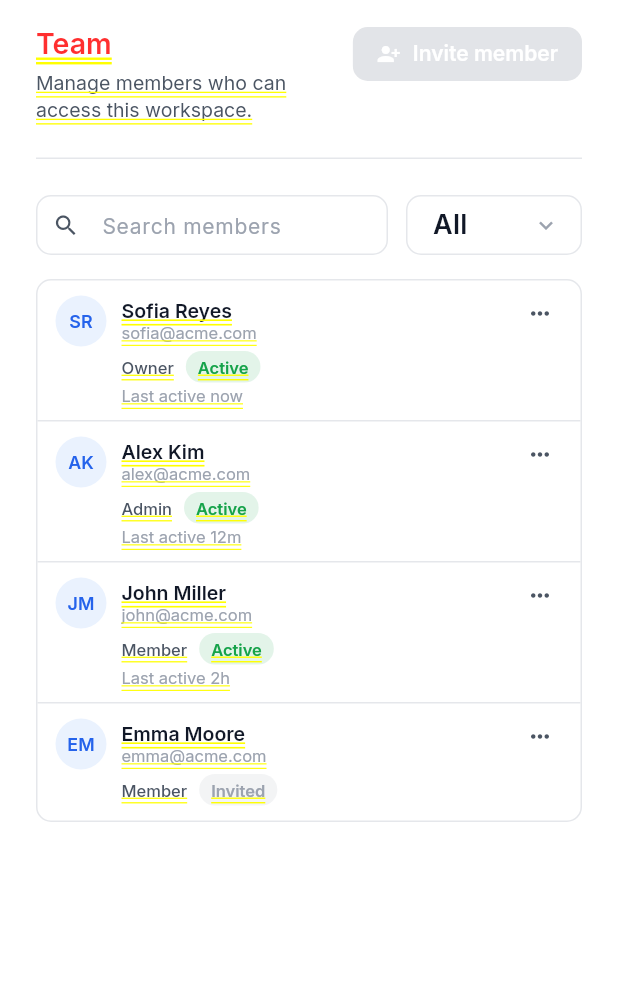
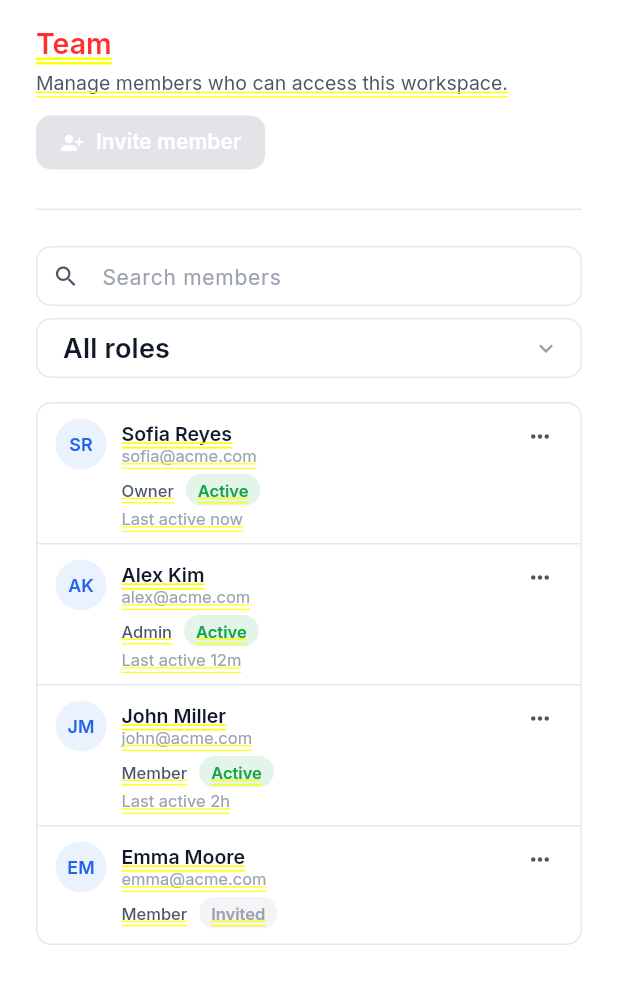
Before and after one commit to SualpSametKaya17/socibot, a Flutter app: the TeamSettingsPage screen opened directly, on a phone screen of 412 x 824 dp. Shown: the top 984 px of the screen. Run offline on Flutter 3.47's test engine with Material 3 defaults, Android fonts, the phone set to English and light mode, and no system bars; our stand-ins replace cached_network_image, emoji_picker_flutter, file_picker, flutter_riverpod, freezed_annotation, gap and 5 more; accounts and stored records are empty; statements that could not run were skipped.

Commit message:
Fix mobile-cramped Settings header and Team filter row
SettingsPageHeader packed the title/description column and any
trailing action (e.g. Team's "Invite member" button) into one Row
unconditionally, squeezing the text into a sliver on narrow phones.
It now stacks title above trailing below ~480px.

Team's search field + role dropdown shared a 2:1 Row at every width,
leaving both too narrow to use comfortably on mobile — they now stack
full-width below the existing 720px mobile-table breakpoint.

Co-Authored-By: Claude Sonnet 5 <noreply@anthropic.com>
Claude-Session: https://claude.ai/code/session_011tavDFGNUBGHiQmAdhuWUh

```diff
--- a/lib/features/settings/presentation/pages/team_settings_page.dart
+++ b/lib/features/settings/presentation/pages/team_settings_page.dart
@@ -68,44 +68,13 @@ class _TeamSettingsPageState extends ConsumerState<TeamSettingsPage> {
         ),
       ),
       children: [
-        Row(
-          children: [
-            Expanded(
-              flex: 2,
-              child: TextField(
-                controller: _searchController,
-                decoration: const InputDecoration(
-                  hintText: 'Search members',
-                  prefixIcon: Icon(Icons.search, size: 18),
-                  isDense: true,
-                ),
-                onChanged: (value) =>
-                    setState(() => _query = value.trim().toLowerCase()),
-              ),
-            ),
-            const Gap(AppSpacing.md),
-            Expanded(
-              child: DropdownButtonFormField<OrganizationRole?>(
-                initialValue: _roleFilter,
-                isExpanded: true,
-                icon: Icon(
-                  Icons.expand_more,
-                  size: 18,
-                  color: colors.textMuted,
-                ),
-                decoration: const InputDecoration(
-                  isDense: true,
-                  hintText: 'All roles',
-                ),
-                onChanged: (value) => setState(() => _roleFilter = value),
-                items: [
-                  const DropdownMenuItem(value: null, child: Text('All roles')),
-                  for (final role in OrganizationRole.values)
-                    DropdownMenuItem(value: role, child: Text(role.label)),
-                ],
-              ),
-            ),
-          ],
+        _MemberFiltersRow(
+          isNarrow: isNarrow,
+          searchController: _searchController,
+          roleFilter: _roleFilter,
+          onSearchChanged: (value) =>
+              setState(() => _query = value.trim().toLowerCase()),
+          onRoleChanged: (value) => setState(() => _roleFilter = value),
         ),
         const Gap(AppSpacing.lg),
         membersAsync.when(
@@ -188,3 +157,64 @@ class _TeamSettingsPageState extends ConsumerState<TeamSettingsPage> {
     );
   }
 }
+
+/// The search field + role dropdown above the member table. Side-by-side
+/// with a 2:1 flex on desktop/tablet; stacked full-width on mobile, where
+/// squeezing both into a shared row leaves neither legible.
+class _MemberFiltersRow extends StatelessWidget {
+  const _MemberFiltersRow({
+    required this.isNarrow,
+    required this.searchController,
+    required this.roleFilter,
+    required this.onSearchChanged,
+    required this.onRoleChanged,
+  });
+
+  final bool isNarrow;
+  final TextEditingController searchController;
+  final OrganizationRole? roleFilter;
+  final ValueChanged<String> onSearchChanged;
+  final ValueChanged<OrganizationRole?> onRoleChanged;
+
+  @override
+  Widget build(BuildContext context) {
+    final colors = context.colors;
+
+    final searchField = TextField(
+      controller: searchController,
+      decoration: const InputDecoration(
+        hintText: 'Search members',
+        prefixIcon: Icon(Icons.search, size: 18),
+        isDense: true,
+      ),
+      onChanged: onSearchChanged,
+    );
+
+    final roleDropdown = DropdownButtonFormField<OrganizationRole?>(
+      initialValue: roleFilter,
+      isExpanded: true,
+      icon: Icon(Icons.expand_more, size: 18, color: colors.textMuted),
+      decoration: const InputDecoration(isDense: true, hintText: 'All roles'),
+      onChanged: onRoleChanged,
+      items: [
+        const DropdownMenuItem(value: null, child: Text('All roles')),
+        for (final role in OrganizationRole.values)
+          DropdownMenuItem(value: role, child: Text(role.label)),
+      ],
+    );
+
+    if (isNarrow) {
+      return Column(
+        children: [searchField, const Gap(AppSpacing.sm), roleDropdown],
+      );
+    }
+
+    return Row(
+      children: [
+        Expanded(flex: 2, child: searchField),
+        const Gap(AppSpacing.md),
+        Expanded(child: roleDropdown),
+      ],
+    );
+  }
+}
--- a/lib/features/settings/presentation/widgets/settings_section.dart
+++ b/lib/features/settings/presentation/widgets/settings_section.dart
@@ -25,29 +25,41 @@ class SettingsPageHeader extends StatelessWidget {
   Widget build(BuildContext context) {
     final colors = context.colors;
 
-    return Row(
+    final titleBlock = Column(
       crossAxisAlignment: CrossAxisAlignment.start,
       children: [
-        Expanded(
-          child: Column(
+        Text(title, style: AppTypography.headingSmall.copyWith(fontSize: 19)),
+        const Gap(4),
+        Text(
+          description,
+          style: AppTypography.bodySmall.copyWith(color: colors.textSecondary),
+        ),
+      ],
+    );
+
+    if (trailing == null) return titleBlock;
+
+    return LayoutBuilder(
+      builder: (context, constraints) {
+        // A trailing action (e.g. Team's "Invite member" button) crammed
+        // next to the title on a narrow phone squeezes the text column
+        // down to near nothing — stack instead of sharing a row below
+        // this width.
+        if (constraints.maxWidth < 480) {
+          return Column(
             crossAxisAlignment: CrossAxisAlignment.start,
-            children: [
-              Text(
-                title,
-                style: AppTypography.headingSmall.copyWith(fontSize: 19),
-              ),
-              const Gap(4),
-              Text(
-                description,
-                style: AppTypography.bodySmall.copyWith(
-                  color: colors.textSecondary,
-                ),
-              ),
-            ],
-          ),
-        ),
-        ?trailing,
-      ],
+            children: [titleBlock, const Gap(AppSpacing.md), trailing!],
+          );
+        }
+
+        return Row(
+          crossAxisAlignment: CrossAxisAlignment.start,
+          children: [
+            Expanded(child: titleBlock),
+            trailing!,
+          ],
+        );
+      },
     );
   }
 }
```
